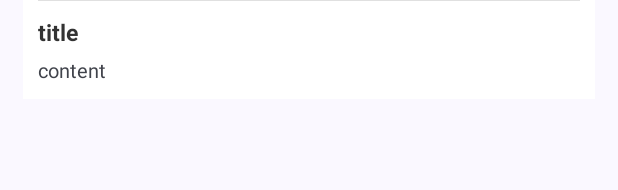
After one commit to SuZhelevel6/PlayDemo, an Android app: the layout item_group_type.xml on its own in the app's theme, with its tools: preview values and no code run, on a phone screen of 412 x 824 dp. The commit adds this screen. Shown: the top 190 px of the screen. Run offline under Robolectric (Android 15) with nearby library versions, the phone set to English and light mode, and no system bars.

Commit message:
feat: 增加分组卡片 rv 的示例

```diff
--- a/app/src/main/AndroidManifest.xml
+++ b/app/src/main/AndroidManifest.xml
@@ -22,6 +22,9 @@
         android:supportsRtl="true"
         android:theme="@style/AppTheme"
         tools:targetApi="31">
+        <activity
+            android:name=".component.brvah.group.GroupDemoUseActivity"
+            android:exported="false" />
         <activity
             android:name=".component.brvah.drag.DragAndSwipeUseActivity"
             android:exported="false" />
--- a/app/src/main/java/com/suzhe/playdemo/component/brvah/BRVAHExampleFragment.kt
+++ b/app/src/main/java/com/suzhe/playdemo/component/brvah/BRVAHExampleFragment.kt
@@ -9,6 +9,7 @@ import com.suzhe.playdemo.component.brvah.animation.AnimationUseActivity
 import com.suzhe.playdemo.component.brvah.autoLoad.AutoLoadMoreRefreshUseActivity
 import com.suzhe.playdemo.component.brvah.drag.DragAndSwipeUseActivity
 import com.suzhe.playdemo.component.brvah.empty.EmptyViewUseActivity
+import com.suzhe.playdemo.component.brvah.group.GroupDemoUseActivity
 import com.suzhe.playdemo.component.brvah.header.HeaderUseActivity
 import com.suzhe.playdemo.databinding.FragmentBrvahExampleBinding
 
@@ -40,7 +41,7 @@ class BRVAHExampleFragment : BaseViewModelFragment<FragmentBrvahExampleBinding>(
 
 
             BRVAHEntity(sectionTitle = "场景演示"),
-//            BRVAHEntity("Group（ConcatAdapter）", GroupDemoActivity::class.java, R.mipmap.gv_animation),
+            BRVAHEntity("Group", GroupDemoUseActivity::class.java, R.drawable.icon_list),
         )
 
     private val mAdapter by lazy(LazyThreadSafetyMode.NONE) {
--- /dev/null
+++ b/app/src/main/res/layout/item_group_type.xml
@@ -0,0 +1,38 @@
+<?xml version="1.0" encoding="utf-8"?>
+<LinearLayout xmlns:android="http://schemas.android.com/apk/res/android"
+    xmlns:tools="http://schemas.android.com/tools"
+    android:layout_width="match_parent"
+    android:layout_height="wrap_content"
+    android:layout_marginStart="15dp"
+    android:layout_marginEnd="15dp"
+    android:background="#ffffff"
+    android:orientation="vertical"
+    android:paddingHorizontal="10dp">
+
+    <View
+        android:id="@+id/line_view"
+        android:layout_width="match_parent"
+        android:layout_height="1px"
+        android:background="#E0E0E0" />
+
+    <TextView
+        android:id="@+id/tv_title"
+        android:layout_width="match_parent"
+        android:layout_height="wrap_content"
+        android:layout_marginTop="10dp"
+        android:textColor="#333333"
+        android:textSize="15sp"
+        android:textStyle="bold"
+        tools:text="title" />
+
+    <TextView
+        android:id="@+id/tv_content"
+        android:layout_width="match_parent"
+        android:layout_height="wrap_content"
+        android:layout_marginTop="5dp"
+        android:layout_marginBottom="10dp"
+        android:textSize="13sp"
+        tools:text="content" />
+
+
+</LinearLayout>
```
Also changed, not shown: app/src/main/java/com/suzhe/playdemo/component/brvah/group/GroupAdapter.kt (added, +71 -0 lines), app/src/main/java/com/suzhe/playdemo/component/brvah/group/GroupDemoUseActivity.kt (added, +29 -0 lines), app/src/main/res/layout/activity_group_demo_use.xml (added, +15 -0 lines), app/src/main/res/drawable/ic_group_item_bottom_bg.9.png (added), app/src/main/res/drawable/ic_group_item_mid_bg.9.png (added), app/src/main/res/drawable/ic_group_item_top_bg.9.png (added), app/src/main/res/drawable/icon_list.png (added).
